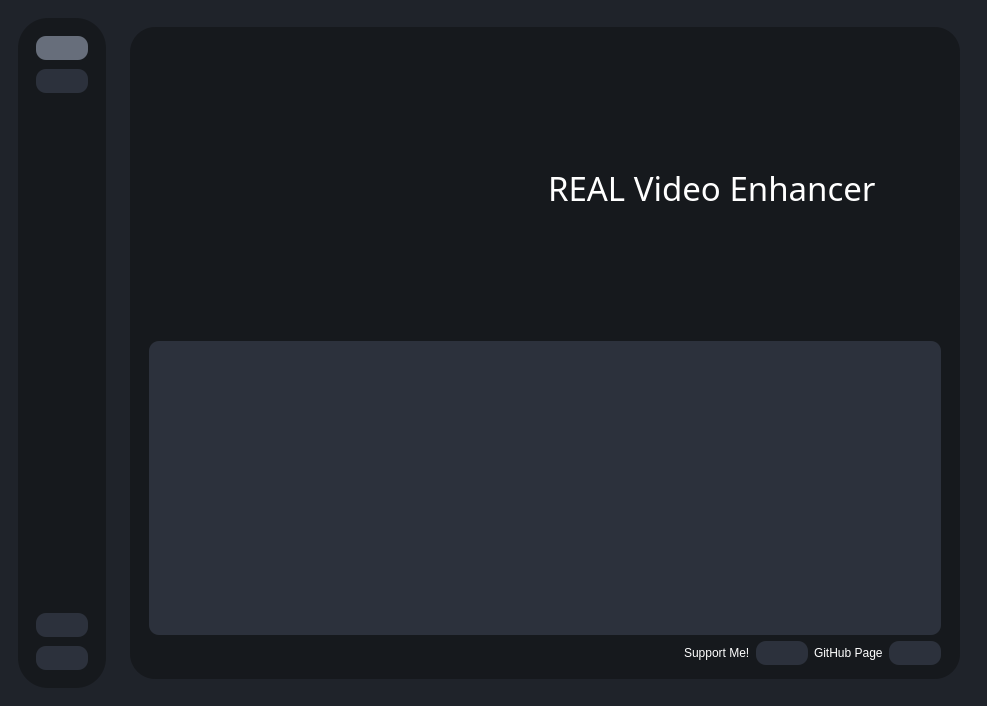
Old version of the form testRVEInterface.ui in the repository TNTwise/Rife-ESRGAN-App-Linux-QT.
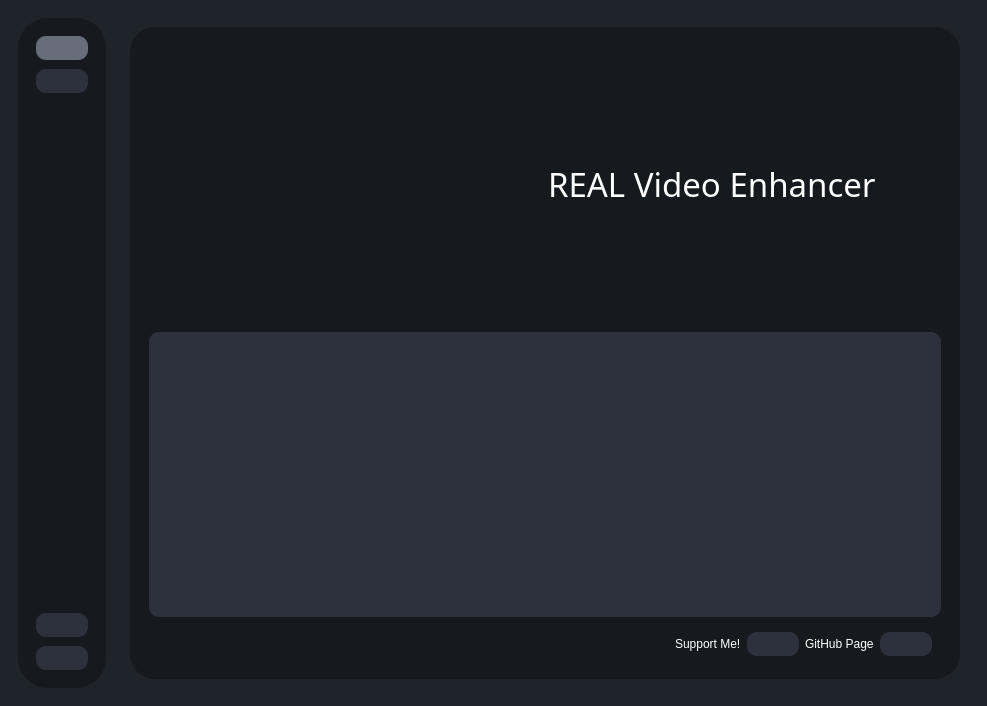
New version of the form. Icons and pictures are not drawn.

Patch:
```diff
--- a/testRVEInterface.ui
+++ b/testRVEInterface.ui
@@ -140,19 +140,83 @@
 border-radius: 10px;
 padding:5px 10px;
 }
-</string>
+
+QScrollBar::handle:vertical {
+            background: #fff;
+			color: black;
+            min-height: 30px;
+            border-radius: 6px;
+        }
+
+        QScrollBar::handle:vertical:hover {
+            background: gray;
+        }
+
+        QScrollBar::add-line:vertical, QScrollBar::sub-line:vertical {
+            border: none;
+            background: transparent;
+            width: 0px;
+            height: 0px;
+        }
+
+        QScrollBar::up-arrow:vertical, QScrollBar::down-arrow:vertical {
+            border: none;
+            background: none;
+        }
+
+        /* Horizontal scrollbar */
+        QScrollBar:horizontal {
+            border: 1px solid #bbb;
+            background: #f0f0f0;
+            height: 12px;
+            margin: 0px, 0px, 0px, 0px;
+        }
+
+        QScrollBar::handle:horizontal {
+            background: #4285f4;
+            min-width: 30px;
+            border-radius: 6px;
+        }
+
+        QScrollBar::handle:horizontal:hover {
+            background: #0c66c2;
+        }
+
+        QScrollBar::add-line:horizontal, QScrollBar::sub-line:horizontal {
+            border: none;
+            background: #f0f0f0;
+            height: 0px;
+            width: 0px;
+        }
+
+        QScrollBar::left-arrow:horizontal, QScrollBar::right-arrow:horizontal {
+            border: none;
+            background: none;
+        }
+
+QScrollBar:vertical{
+		background:#2c313c; /*change background here*/
+		color:transparent;
+}
+QScrollBar:horizontal{
+		background:#2c313c; /*change background here*/
+		color:transparent;
+}</string>
              </property>
              <layout class="QGridLayout" name="gridLayout_2">
               <item row="3" column="0">
                <layout class="QHBoxLayout" name="horizontalLayout_28">
                 <item>
+                 <widget class="QWidget" name="widget_11" native="true">
+                  <layout class="QHBoxLayout" name="horizontalLayout_29">
+                   <item>
                  <spacer name="horizontalSpacer_14">
                   <property name="orientation">
                    <enum>Qt::Orientation::Horizontal</enum>
                   </property>
                   <property name="sizeHint" stdset="0">
                    <size>
-                    <width>40</width>
+                       <width>466</width>
                     <height>20</height>
                    </size>
                   </property>
@@ -231,6 +295,9 @@
                  </widget>
                 </item>
                </layout>
+                 </widget>
+                </item>
+               </layout>
               </item>
               <item row="1" column="0">
                <widget class="QWidget" name="widget_8" native="true">
@@ -275,6 +342,16 @@
                 <property name="readOnly">
                  <bool>true</bool>
                 </property>
+                <property name="html">
+                 <string>&lt;!DOCTYPE HTML PUBLIC &quot;-//W3C//DTD HTML 4.0//EN&quot; &quot;http://www.w3.org/TR/REC-html40/strict.dtd&quot;&gt;
+&lt;html&gt;&lt;head&gt;&lt;meta name=&quot;qrichtext&quot; content=&quot;1&quot; /&gt;&lt;meta charset=&quot;utf-8&quot; /&gt;&lt;style type=&quot;text/css&quot;&gt;
+p, li { white-space: pre-wrap; }
+hr { height: 1px; border-width: 0; }
+li.unchecked::marker { content: &quot;\2610&quot;; }
+li.checked::marker { content: &quot;\2612&quot;; }
+&lt;/style&gt;&lt;/head&gt;&lt;body style=&quot; font-family:'Cantarell'; font-size:11pt; font-weight:400; font-style:normal;&quot;&gt;
+&lt;p style=&quot;-qt-paragraph-type:empty; margin-top:0px; margin-bottom:0px; margin-left:0px; margin-right:0px; -qt-block-indent:0; text-indent:0px;&quot;&gt;&lt;br /&gt;&lt;/p&gt;&lt;/body&gt;&lt;/html&gt;</string>
+                </property>
                </widget>
               </item>
              </layout>
```
Left out of the diff: 134 changed lines with no effect on the pictures. Lines whose indentation alone changed are shown as unchanged.
